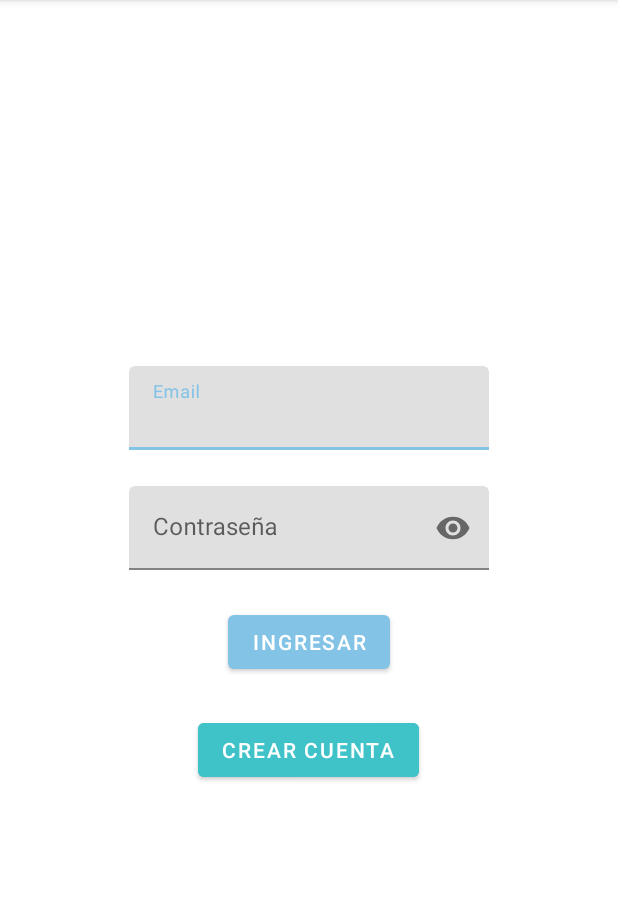
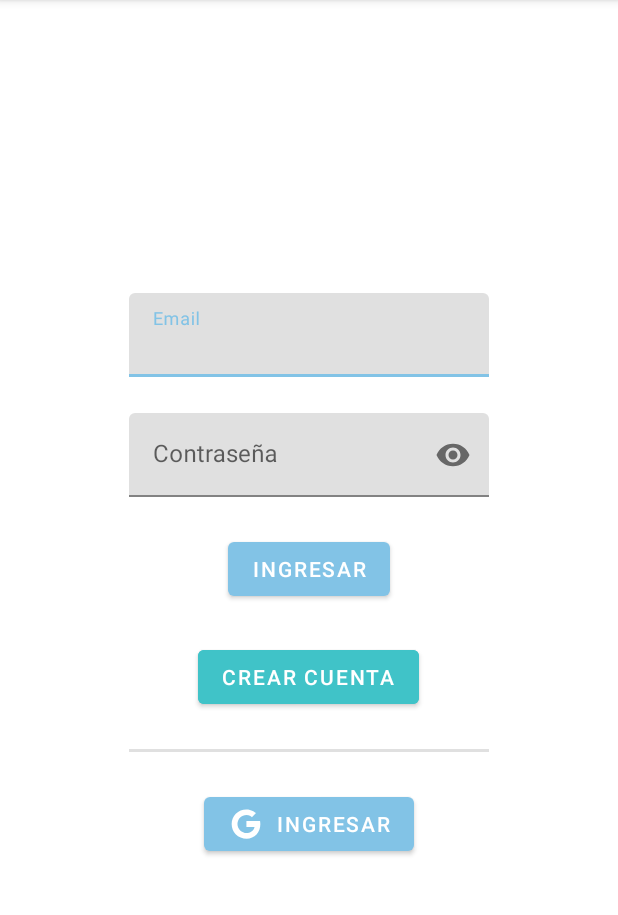
Before and after one commit to 20212C-Taller2/ubademy-app, an Android app: the screen it shows after launch (AuthActivity), on a phone screen of 412 x 824 dp, the part 84-999 px from its top. Run offline under Robolectric (Android 15) with nearby library versions, the phone set to English and light mode, and no system bars; our stand-ins replace Timber, data binding; 1 statement that could not run was skipped.

Commit message:
Add Sign In With Google Button

```diff
--- a/app/src/main/res/drawable/ic_baseline_edit_24.xml
+++ b/app/src/main/res/drawable/ic_baseline_edit_24.xml
@@ -4,7 +4,7 @@
     android:viewportWidth="24"
     android:viewportHeight="24"
     android:tint="?attr/colorControlNormal">
-  <path
-      android:fillColor="@android:color/white"
-      android:pathData="M3,17.25V21h3.75L17.81,9.94l-3.75,-3.75L3,17.25zM20.71,7.04c0.39,-0.39 0.39,-1.02 0,-1.41l-2.34,-2.34c-0.39,-0.39 -1.02,-0.39 -1.41,0l-1.83,1.83 3.75,3.75 1.83,-1.83z"/>
+    <path
+        android:fillColor="@android:color/white"
+        android:pathData="M3,17.25V21h3.75L17.81,9.94l-3.75,-3.75L3,17.25zM20.71,7.04c0.39,-0.39 0.39,-1.02 0,-1.41l-2.34,-2.34c-0.39,-0.39 -1.02,-0.39 -1.41,0l-1.83,1.83 3.75,3.75 1.83,-1.83z"/>
 </vector>
--- /dev/null
+++ b/app/src/main/res/drawable/ic_google_logo.xml
@@ -0,0 +1,10 @@
+<vector xmlns:android="http://schemas.android.com/apk/res/android"
+    android:width="24dp"
+    android:height="24dp"
+    android:viewportWidth="512"
+    android:viewportHeight="512"
+    android:tint="?attr/colorControlNormal">
+    <path
+        android:fillColor="@android:color/white"
+        android:pathData="M457.6,224l-2.1,-8.9H262V297h115.6c-12,57 -67.7,87 -113.2,87 -33.1,0 -68,-13.9 -91.1,-36.3 -23.7,-23 -38.8,-56.9 -38.8,-91.8 0,-34.5 15.5,-69 38.1,-91.7 22.5,-22.6 56.6,-35.4 90.5,-35.4 38.8,0 66.6,20.6 77,30l58.2,-57.9c-17.1,-15 -64,-52.8 -137.1,-52.8 -56.4,0 -110.5,21.6 -150,61C72.2,147.9 52,204 52,256s19.1,105.4 56.9,144.5c40.4,41.7 97.6,63.5 156.5,63.5 53.6,0 104.4,-21 140.6,-59.1 35.6,-37.5 54,-89.4 54,-143.8 0,-22.9 -2.3,-36.5 -2.4,-37.1z"/>
+</vector>
--- a/app/src/main/res/layout/fragment_login.xml
+++ b/app/src/main/res/layout/fragment_login.xml
@@ -72,6 +72,22 @@
                 android:layout_marginTop="@dimen/margin_l"
                 android:backgroundTint="?attr/colorSecondary"
                 android:text="@string/create_account" />
+
+            <View
+                android:layout_width="match_parent"
+                android:layout_height="2dp"
+                android:layout_marginTop="@dimen/margin_l"
+                android:background="?android:attr/listDivider" />
+
+            <Button
+                android:id="@+id/googleSignInButton"
+                android:layout_width="wrap_content"
+                android:layout_height="wrap_content"
+                android:layout_gravity="center_horizontal"
+                android:layout_marginTop="@dimen/margin_l"
+                android:text="@string/login"
+                app:icon="@drawable/ic_google_logo" />
+
         </LinearLayout>
     </androidx.constraintlayout.widget.ConstraintLayout>
 
```
